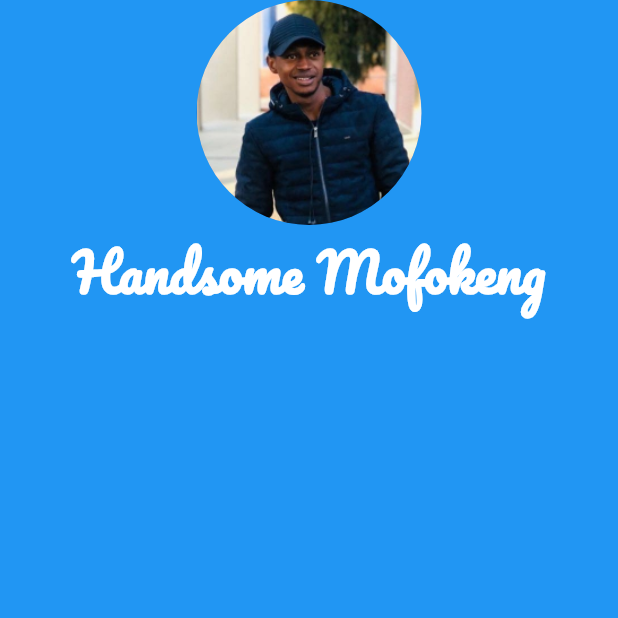
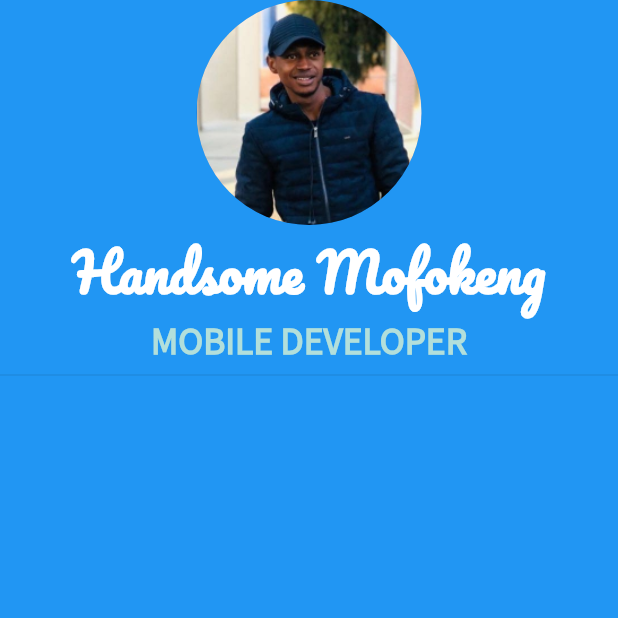
Before and after one commit to handsomemofokeng/mi_card, a Flutter app: the screen it shows after launch, on a phone screen of 412 x 824 dp, the top half of it. Run offline on Flutter 3.47's test engine with Material 2 defaults, Android fonts, the phone set to English and light mode, and no system bars.

Commit message:
Added another font family

```diff
--- a/lib/main.dart
+++ b/lib/main.dart
@@ -9,6 +9,7 @@ class MyApp extends StatelessWidget {
       home: Scaffold(
         backgroundColor: Colors.blue,
         body: SafeArea(
+          child: Center(
             child: Column(
               children: <Widget>[
                 CircleAvatar(
@@ -24,10 +25,18 @@ class MyApp extends StatelessWidget {
                     fontWeight: FontWeight.bold,
                   ),
                 ),
-              Container(
-                width: double.infinity,
+                Text(
+                  'MOBILE DEVELOPER',
+                  style: TextStyle(
+                    fontFamily: 'Source Sans Pro',
+                    fontSize: 25.0,
+                    color: Colors.teal[100],
+                    fontWeight: FontWeight.bold,
                   ),
+                ),
+                Divider(),
               ],
+            ),
           ),
         ),
       ),
```
Also changed, not shown: pubspec.yaml (+4 -10 lines), fonts/SourceSansPro-Regular.ttf (added). Lines whose indentation alone changed are shown as unchanged.
